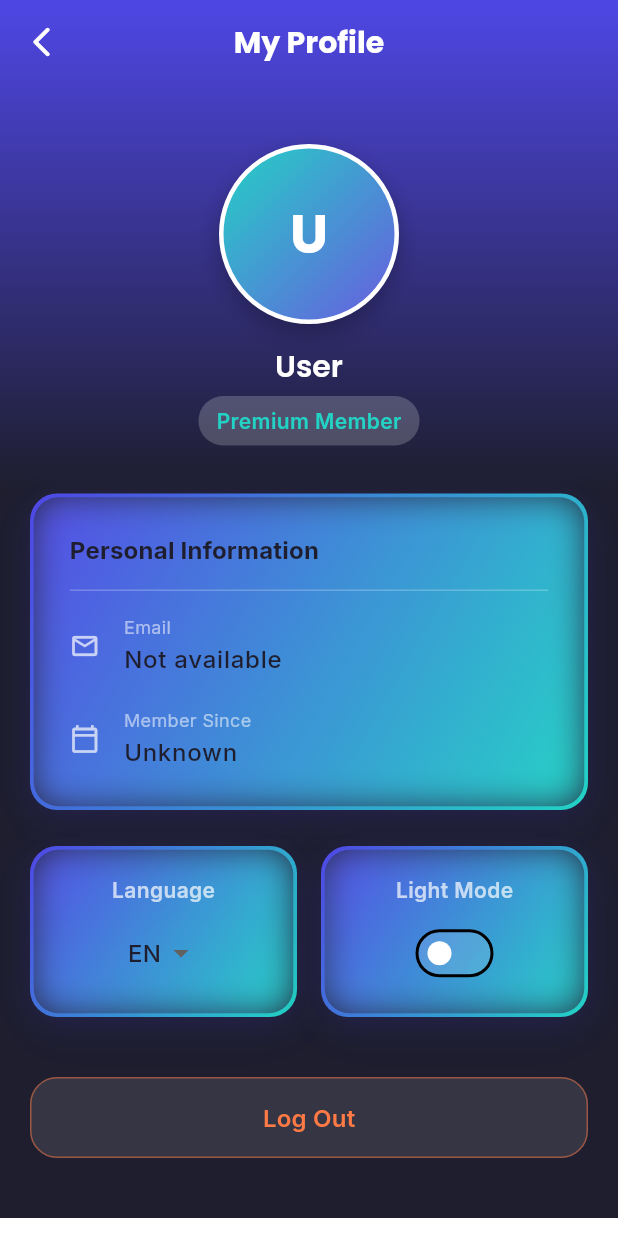
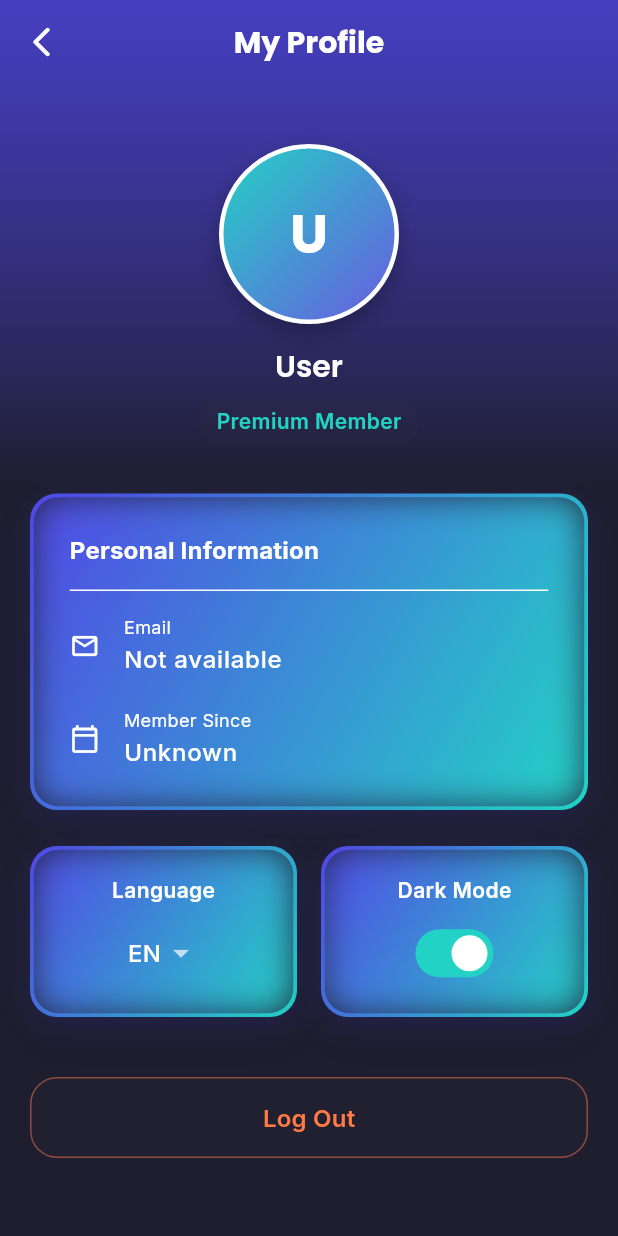
Before and after one commit to SoiledSalmon/hakctajon, a Flutter app: the HomeScreen screen opened by its route, after a tap on the "person" icon, on a phone screen of 412 x 824 dp. Run offline on Flutter 3.47's test engine with Material 3 defaults, Android fonts, the phone set to English and light mode, and no system bars; our stand-ins replace firebase_auth, firebase_core, flutter_riverpod, flutter_svg, google_fonts, google_sign_in and 1 more; accounts and stored records are empty; network calls fail.

Commit message:
Update Login and Fix Theme Management

```diff
--- a/lib/main.dart
+++ b/lib/main.dart
@@ -10,6 +10,7 @@ import 'package:ai_loan_buddy/screens/settings_screen.dart';
 import 'package:ai_loan_buddy/screens/splash_screen.dart';
 import 'package:ai_loan_buddy/theme/app_theme.dart';
 import 'package:ai_loan_buddy/utils/navigation.dart';
+import 'package:ai_loan_buddy/providers/settings_provider.dart';
 import 'package:flutter/material.dart';
 import 'package:flutter_riverpod/flutter_riverpod.dart';
 import 'package:firebase_core/firebase_core.dart';
@@ -30,7 +31,7 @@ class AILoanBuddyApp extends ConsumerWidget {
 
   @override
   Widget build(BuildContext context, WidgetRef ref) {
-    final themeMode = ref.watch(appThemeProvider);
+    final themeMode = ref.watch(settingsProvider.select((s) => s.themeMode));
     return MaterialApp(
       debugShowCheckedModeBanner: false,
       title: 'AI Loan Buddy',
--- a/lib/providers/settings_provider.dart
+++ b/lib/providers/settings_provider.dart
@@ -21,7 +21,7 @@ class SettingsState {
 
 class SettingsNotifier extends StateNotifier<SettingsState> {
   SettingsNotifier()
-    : super(SettingsState(languageCode: 'EN', themeMode: ThemeMode.light));
+    : super(SettingsState(languageCode: 'EN', themeMode: ThemeMode.dark));
 
   void setLanguage(String code) {
     state = state.copyWith(languageCode: code.toUpperCase());
--- a/lib/screens/auth_screen.dart
+++ b/lib/screens/auth_screen.dart
@@ -91,8 +91,7 @@ class _AuthScreenState extends ConsumerState<AuthScreen> {
                       const SizedBox(height: 16),
                       Text(
                         'Your personal AI-powered financial advisor. Login to continue.',
-                        style: theme.textTheme.bodyLarge
-                            ?.copyWith(color: Colors.black87),
+                        style: theme.textTheme.bodyLarge,
                         textAlign: TextAlign.center,
                       ),
                       const SizedBox(height: 48),
@@ -106,7 +105,7 @@ class _AuthScreenState extends ConsumerState<AuthScreen> {
                                   padding: const EdgeInsets.symmetric(
                                     vertical: 16,
                                   ),
-                                  backgroundColor: Colors.white,
+                                  backgroundColor: AppTheme.neutralWhite,
                                   foregroundColor: Colors.black87,
                                   textStyle: const TextStyle(
                                     fontWeight: FontWeight.w600,
--- a/lib/screens/home_screen.dart
+++ b/lib/screens/home_screen.dart
@@ -98,7 +98,6 @@ class _HomeScreenState extends State<HomeScreen> {
             child: Text(
               title,
               style: Theme.of(context).textTheme.headlineSmall?.copyWith(
-                color: Colors.white,
                 fontWeight: FontWeight.w700,
                 letterSpacing: 0.5,
                 fontSize:
--- a/lib/screens/pdf_preview_screen.dart
+++ b/lib/screens/pdf_preview_screen.dart
@@ -37,7 +37,7 @@ class PDFPreviewScreen extends StatelessWidget {
               width: double.infinity,
               constraints: const BoxConstraints(maxWidth: 600),
               decoration: BoxDecoration(
-                color: AppTheme.neutralWhite,
+                color: Theme.of(context).cardColor,
                 borderRadius: BorderRadius.circular(16),
                 boxShadow: [
                   BoxShadow(
--- a/lib/screens/profile_screen.dart
+++ b/lib/screens/profile_screen.dart
@@ -24,24 +24,27 @@ class ProfileScreen extends ConsumerWidget {
         backgroundColor: Colors.transparent,
         elevation: 0,
         leading: IconButton(
-          icon: const Icon(Icons.arrow_back_ios_rounded, color: Colors.white),
+          icon: Icon(Icons.arrow_back_ios_rounded,
+              color: Theme.of(context).iconTheme.color),
           onPressed: () => Navigator.of(context).pop(),
         ),
         title: Text(
           'My Profile',
           style: Theme.of(context).textTheme.headlineSmall?.copyWith(
-                color: Colors.white,
                 fontWeight: FontWeight.w700,
               ),
         ),
       ),
       body: Container(
-        decoration: const BoxDecoration(
+        decoration: BoxDecoration(
           gradient: LinearGradient(
             begin: Alignment.topCenter,
             end: Alignment.bottomCenter,
-            colors: [AppTheme.primary1, AppTheme.backgroundBase],
-            stops: [0.0, 0.4],
+            colors: [
+              Theme.of(context).colorScheme.primary.withOpacity(0.8),
+              Theme.of(context).scaffoldBackgroundColor
+            ],
+            stops: const [0.0, 0.4],
           ),
         ),
         child: SafeArea(
@@ -57,7 +60,8 @@ class ProfileScreen extends ConsumerWidget {
                   height: 120,
                   decoration: BoxDecoration(
                     shape: BoxShape.circle,
-                    border: Border.all(color: Colors.white, width: 3),
+                    border: Border.all(
+                        color: Theme.of(context).dividerColor, width: 3),
                     boxShadow: [
                       BoxShadow(
                         color: Colors.black.withOpacity(0.25),
@@ -102,7 +106,6 @@ class ProfileScreen extends ConsumerWidget {
                 Text(
                   user?.name ?? "User",
                   style: Theme.of(context).textTheme.headlineSmall?.copyWith(
-                        color: Colors.white,
                         fontWeight: FontWeight.w600,
                       ),
                 ),
@@ -114,7 +117,7 @@ class ProfileScreen extends ConsumerWidget {
                   padding:
                       const EdgeInsets.symmetric(horizontal: 12, vertical: 6),
                   decoration: BoxDecoration(
-                    color: Colors.white.withOpacity(0.2),
+                    color: Theme.of(context).cardColor.withOpacity(0.2),
                     borderRadius: BorderRadius.circular(20),
                   ),
                   child: Text(
@@ -142,7 +145,7 @@ class ProfileScreen extends ConsumerWidget {
                             .titleMedium
                             ?.copyWith(fontWeight: FontWeight.w700),
                       ),
-                      const Divider(height: 32, color: Colors.white24),
+                      const Divider(height: 32),
 
                       _buildProfileRow(
                         context,
@@ -181,7 +184,6 @@ class ProfileScreen extends ConsumerWidget {
                                   .textTheme
                                   .bodyMedium
                                   ?.copyWith(
-                                    color: Colors.white70,
                                     fontWeight: FontWeight.w600,
                                   ),
                             ),
@@ -211,17 +213,14 @@ class ProfileScreen extends ConsumerWidget {
                                   .textTheme
                                   .bodyMedium
                                   ?.copyWith(
-                                    color: Colors.white70,
                                     fontWeight: FontWeight.w600,
                                   ),
                             ),
                             const SizedBox(height: 8),
                             Switch(
                               value: settings.themeMode == ThemeMode.dark,
-                              activeThumbColor: AppTheme.accent1,
-                              activeTrackColor: Colors.white24,
-                              inactiveThumbColor: Colors.white,
-                              inactiveTrackColor: Colors.white12,
+                              activeTrackColor: AppTheme.accent1,
+                              activeThumbColor: Colors.white,
                               onChanged: (_) {
                                 settingsNotifier.toggleTheme();
                               },
@@ -242,13 +241,16 @@ class ProfileScreen extends ConsumerWidget {
                     onPressed: () async {
                       await ref.read(userProvider.notifier).logout();
 
+                      if (!context.mounted) return;
+
                       Navigator.of(context).pushNamedAndRemoveUntil(
                         RouteNames.auth,
                         (route) => false,
                       );
                     },
                     style: ElevatedButton.styleFrom(
-                      backgroundColor: Colors.white.withOpacity(0.1),
+                      backgroundColor:
+                          Theme.of(context).cardColor.withOpacity(0.1),
                       side: BorderSide(
                         color: AppTheme.warning.withOpacity(0.5),
                       ),
@@ -281,7 +283,7 @@ class ProfileScreen extends ConsumerWidget {
   ) {
     return Row(
       children: [
-        Icon(icon, color: Colors.white70, size: 20),
+        Icon(icon, color: Theme.of(context).iconTheme.color, size: 20),
         const SizedBox(width: 16),
         Column(
           crossAxisAlignment: CrossAxisAlignment.start,
@@ -289,7 +291,9 @@ class ProfileScreen extends ConsumerWidget {
             Text(
               label,
               style: Theme.of(context).textTheme.bodyMedium?.copyWith(
-                    color: Colors.white54,
+                    color:
+                        Theme.of(context).textTheme.bodySmall?.color ??
+                            Colors.grey,
                     fontSize: 12,
                   ),
             ),
--- a/lib/screens/settings_screen.dart
+++ b/lib/screens/settings_screen.dart
@@ -1,6 +1,5 @@
 import 'package:ai_loan_buddy/providers/chat_provider.dart';
 import 'package:ai_loan_buddy/providers/settings_provider.dart';
-import 'package:ai_loan_buddy/theme/app_theme.dart';
 import 'package:ai_loan_buddy/widgets/app_button.dart';
 import 'package:ai_loan_buddy/widgets/language_selector_dropdown.dart';
 import 'package:flutter/material.dart';
@@ -43,11 +42,6 @@ class SettingsScreen extends ConsumerWidget {
                 value: settings.themeMode == ThemeMode.dark,
                 onChanged: (_) {
                   settingsNotifier.toggleTheme();
-                  ref
-                      .read(appThemeProvider.notifier)
-                      .state = settings.themeMode == ThemeMode.light
-                      ? ThemeMode.dark
-                      : ThemeMode.light;
                 },
               ),
               const SizedBox(height: 24),
--- a/lib/theme/app_theme.dart
+++ b/lib/theme/app_theme.dart
@@ -1,8 +1,5 @@
 import 'package:flutter/material.dart';
 import 'package:google_fonts/google_fonts.dart';
-import 'package:flutter_riverpod/flutter_riverpod.dart';
-
-final appThemeProvider = StateProvider<ThemeMode>((ref) => ThemeMode.light);
 
 class AppTheme {
   // New Color Palette
--- a/lib/widgets/language_selector_dropdown.dart
+++ b/lib/widgets/language_selector_dropdown.dart
@@ -42,7 +42,7 @@ class _LanguageSelectorDropdownState extends State<LanguageSelectorDropdown> {
     return DropdownButton<String>(
       value: selectedLanguage,
       underline: const SizedBox.shrink(),
-      dropdownColor: Colors.white.withOpacity(0.9),
+      dropdownColor: Theme.of(context).canvasColor.withOpacity(0.9),
       items: languages
           .map((lang) => DropdownMenuItem(value: lang, child: Text(lang)))
           .toList(),
--- a/lib/widgets/profile_bubble_button.dart
+++ b/lib/widgets/profile_bubble_button.dart
@@ -20,8 +20,12 @@ class ProfileBubbleButton extends StatelessWidget {
       borderRadius: BorderRadius.circular(40),
       child: CircleAvatar(
         radius: 22,
-        backgroundColor: Colors.grey.shade300,
-        child: const Icon(Icons.person, color: Colors.black54, size: 28),
+        backgroundColor: Theme.of(context).colorScheme.surfaceContainerHighest,
+        child: Icon(
+          Icons.person,
+          color: Theme.of(context).colorScheme.onSurfaceVariant,
+          size: 28,
+        ),
       ),
     );
   }
```
Also changed, not shown: 1 other file.
